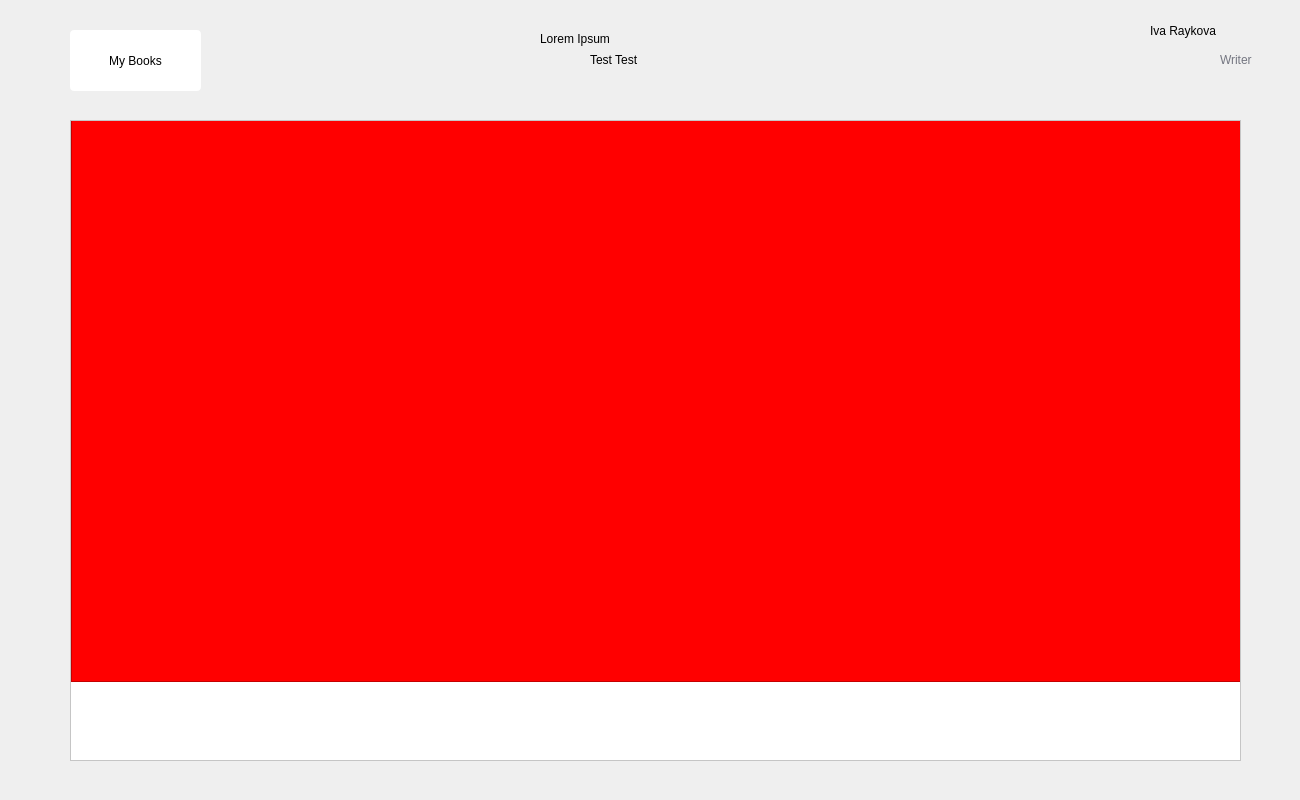
Old version of the form codeyapp/presentationLayer/readbook.ui in the repository codingburgas/10grade-christmas-luck-codey.
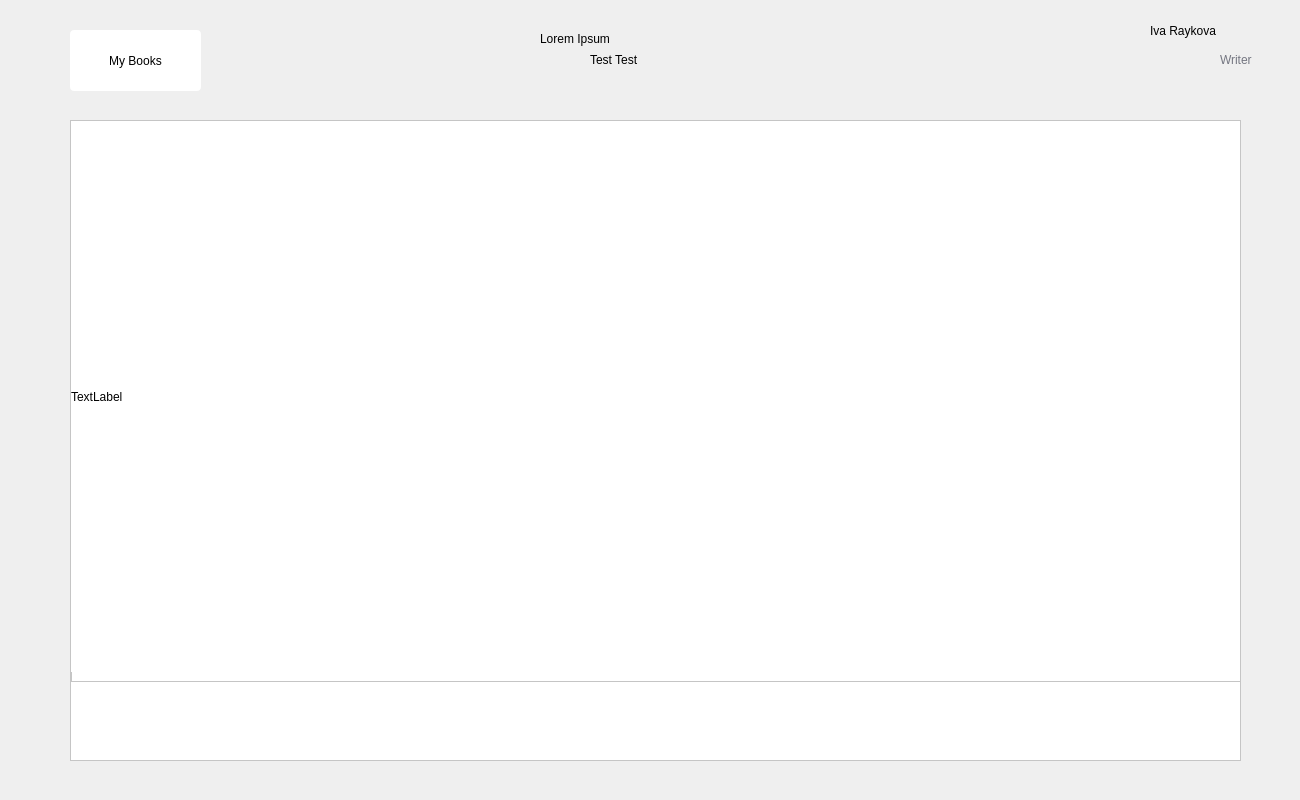
New version of the form.

Commit message: Fix background colors

The edit to the form file:
```diff
--- a/codeyapp/presentationLayer/readbook.ui
+++ b/codeyapp/presentationLayer/readbook.ui
@@ -93,7 +93,7 @@
       <height>639</height>
      </rect>
     </property>
-    <widget class="QTextEdit" name="contentInput">
+    <widget class="QTextEdit" name="contentInput1">
      <property name="geometry">
       <rect>
        <x>0</x>
@@ -103,7 +103,20 @@
       </rect>
      </property>
      <property name="styleSheet">
-      <string notr="true">background-color: #ff0000;</string>
+      <string notr="true">background-color: white;</string>
+     </property>
+    </widget>
+    <widget class="QLabel" name="contentInput">
+     <property name="geometry">
+      <rect>
+       <x>0</x>
+       <y>0</y>
+       <width>1171</width>
+       <height>551</height>
+      </rect>
+     </property>
+     <property name="text">
+      <string>TextLabel</string>
      </property>
     </widget>
    </widget>
```
The commit also changes 10 other files.
